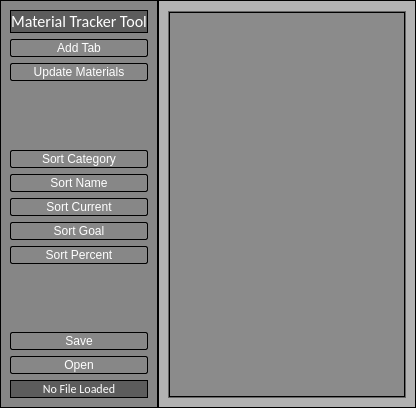
Michael-R-R/GW2_Tool_Hub, file Forms/MaterialTracker.ui: the form before one commit.
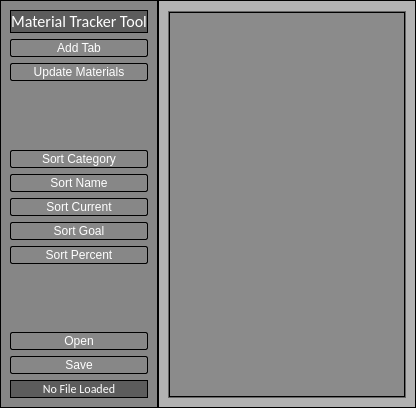
The form after the commit.

What changed in the file:
```diff
--- a/Forms/MaterialTracker.ui
+++ b/Forms/MaterialTracker.ui
@@ -187,16 +187,16 @@
          </spacer>
         </item>
         <item>
-         <widget class="QPushButton" name="savePushButton">
+         <widget class="QPushButton" name="loadPushButton">
           <property name="text">
-           <string>Save</string>
+           <string>Open</string>
           </property>
          </widget>
         </item>
         <item>
-         <widget class="QPushButton" name="loadPushButton">
+         <widget class="QPushButton" name="savePushButton">
           <property name="text">
-           <string>Open</string>
+           <string>Save</string>
           </property>
          </widget>
         </item>
```
